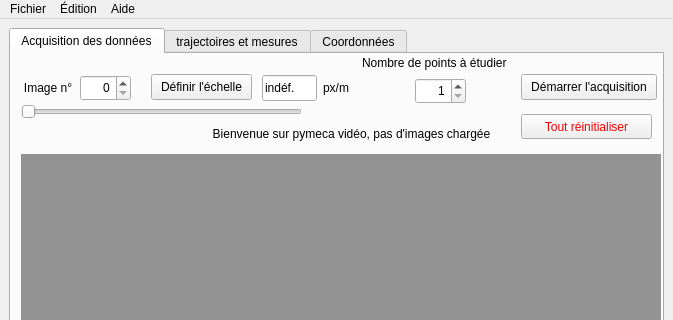
The window that pymecavideo.ui (rene-d/pymecavideo) describes before a commit, drawn with Qt 5; both pictures show x 0 to 673 and y 0 to 320 of the 673 by 675 pixel window.
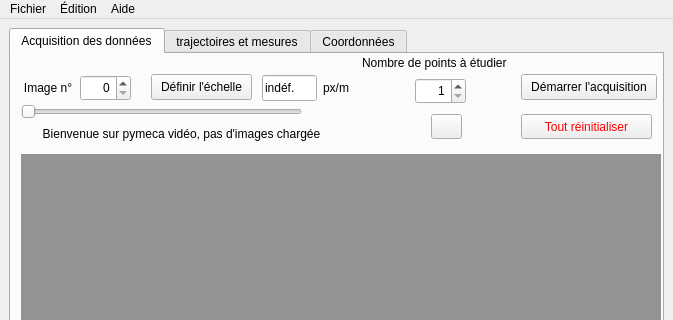
The same window after the commit.

The edit to the form file:
```diff
--- a/pymecavideo.ui
+++ b/pymecavideo.ui
@@ -118,7 +118,7 @@
        <widget class="QLabel" name="label_infos_image" >
         <property name="geometry" >
          <rect>
-          <x>170</x>
+          <x>0</x>
           <y>70</y>
           <width>341</width>
           <height>20</height>
@@ -355,6 +355,22 @@
          <string>Tout réinitialiser</string>
         </property>
        </widget>
+       <widget class="QPushButton" name="pushButton_revient" >
+        <property name="geometry" >
+         <rect>
+          <x>420</x>
+          <y>60</y>
+          <width>31</width>
+          <height>25</height>
+         </rect>
+        </property>
+        <property name="toolTip" >
+         <string>efface le point précédent</string>
+        </property>
+        <property name="text" >
+         <string/>
+        </property>
+       </widget>
       </widget>
       <widget class="QWidget" name="tab_traj" >
        <attribute name="title" >
```
